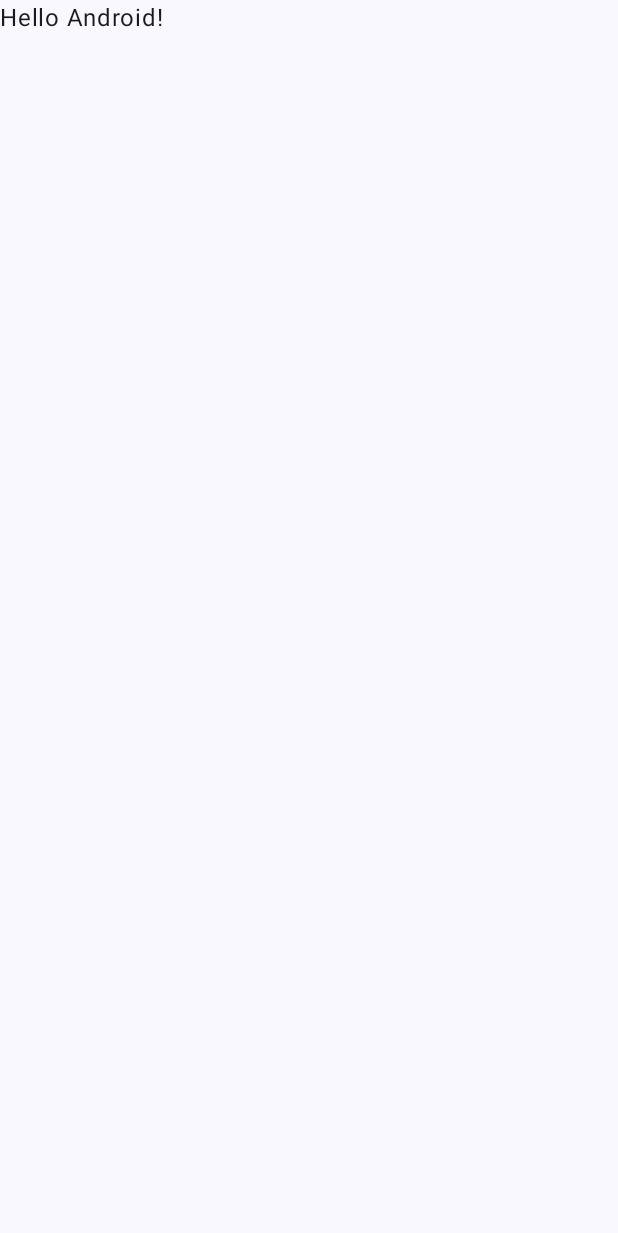
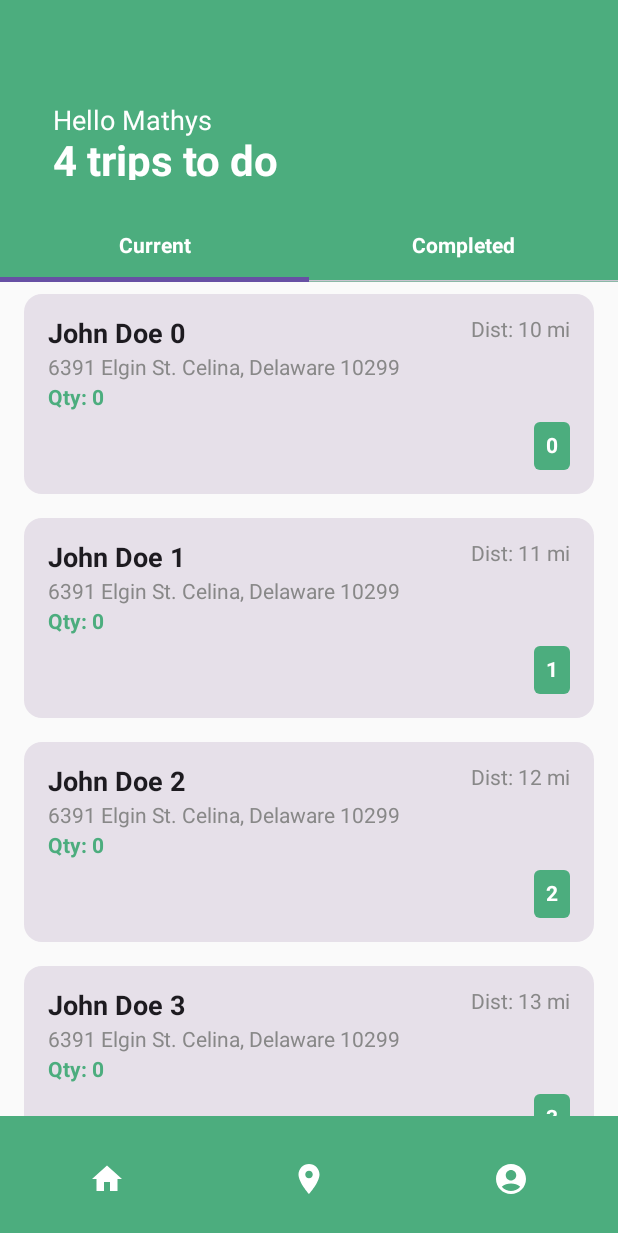
Before and after one commit to jkom4/grapes-microservices, an Android app built with Jetpack Compose: the screen it shows after launch (MainActivity), on a phone screen of 412 x 824 dp. Before the commit the part shown is almost empty. Shown: the top 1233 px of the screen. Run offline under Robolectric (Android 15) with nearby library versions, the phone set to English and light mode, and no system bars.

Commit message:
implementation of the frontend for the homepage and the product details page

```diff
--- a/mobile-cll/app/src/main/java/com/example/mobile_cll/MainActivity.kt
+++ b/mobile-cll/app/src/main/java/com/example/mobile_cll/MainActivity.kt
@@ -3,45 +3,24 @@ package com.example.mobile_cll
 import android.os.Bundle
 import androidx.activity.ComponentActivity
 import androidx.activity.compose.setContent
-import androidx.activity.enableEdgeToEdge
-import androidx.compose.foundation.layout.fillMaxSize
-import androidx.compose.foundation.layout.padding
-import androidx.compose.material3.Scaffold
-import androidx.compose.material3.Text
-import androidx.compose.runtime.Composable
-import androidx.compose.ui.Modifier
-import androidx.compose.ui.tooling.preview.Preview
-import com.example.mobile_cll.ui.theme.MobileCLLTheme
+import androidx.navigation.compose.NavHost
+import androidx.navigation.compose.composable
+import androidx.navigation.compose.rememberNavController
+import com.example.mobile_cll.view.HomeScreen
+import com.example.mobile_cll.view.TripDetailsScreen
 
 class MainActivity : ComponentActivity() {
     override fun onCreate(savedInstanceState: Bundle?) {
         super.onCreate(savedInstanceState)
-        enableEdgeToEdge()
         setContent {
-            MobileCLLTheme {
-                Scaffold(modifier = Modifier.fillMaxSize()) { innerPadding ->
-                    Greeting(
-                        name = "Android",
-                        modifier = Modifier.padding(innerPadding)
-                    )
+            val navController = rememberNavController()
+            NavHost(navController = navController, startDestination = "home") {
+                composable("home") { HomeScreen(navController) }
+                composable("trip_details/{id}") { backStackEntry ->
+                    TripDetailsScreen(navController)
                 }
             }
+
         }
     }
 }
-
-@Composable
-fun Greeting(name: String, modifier: Modifier = Modifier) {
-    Text(
-        text = "Hello $name!",
-        modifier = modifier
-    )
-}
-
-@Preview(showBackground = true)
-@Composable
-fun GreetingPreview() {
-    MobileCLLTheme {
-        Greeting("Android")
-    }
-}
--- /dev/null
+++ b/mobile-cll/app/src/main/java/com/example/mobile_cll/model/Order.kt
@@ -0,0 +1,8 @@
+package com.example.mobile_cll.model
+
+data class Order(
+    val id: String,
+    val productDescription: String,
+    val quantity: Int,
+    val tripId: String
+)
--- /dev/null
+++ b/mobile-cll/app/src/main/java/com/example/mobile_cll/model/Trip.kt
@@ -0,0 +1,8 @@
+package com.example.mobile_cll.model
+
+data class Trip(
+    val id: String,
+    val name: String,
+    val distance: String,
+    val address: String,
+)
--- /dev/null
+++ b/mobile-cll/app/src/main/java/com/example/mobile_cll/view/HomeScreen.kt
@@ -0,0 +1,82 @@
+package com.example.mobile_cll.view
+
+import androidx.compose.foundation.layout.*
+import androidx.compose.foundation.lazy.LazyColumn
+import androidx.compose.foundation.lazy.items
+import androidx.compose.material3.*
+import androidx.compose.runtime.Composable
+import androidx.compose.ui.Modifier
+import androidx.compose.ui.graphics.Color
+import androidx.compose.ui.text.TextStyle
+import androidx.compose.ui.text.font.FontWeight
+import androidx.compose.ui.Alignment
+import androidx.compose.ui.unit.dp
+import androidx.navigation.NavController
+import com.example.mobile_cll.model.Order
+import com.example.mobile_cll.model.Trip
+import com.example.mobile_cll.view.components.BottomNavigationBar
+import com.example.mobile_cll.view.components.TopSection
+import com.example.mobile_cll.view.components.TripCard
+
+@Composable
+fun HomeScreen(navController: NavController) {
+    val trips = List(10) { index ->
+        Trip(
+            id = "$index",
+            name = "John Doe $index",
+            distance = "${10 + index} mi",
+            address = "6391 Elgin St. Celina, Delaware 10299",
+        )
+    }
+
+    Column(modifier = Modifier.fillMaxSize()) {
+        TopSection()
+
+        TabRow(
+            selectedTabIndex = 0,
+            modifier = Modifier
+                .fillMaxWidth(),
+            containerColor = Color(0xFF4CAD7E),
+            contentColor = Color.White
+        ) {
+            Tab(
+                text = {
+                    Text(
+                        "Current",
+                        style = TextStyle(color = Color.White, fontWeight = FontWeight.Bold)
+                    )
+                },
+                selected = true,
+                onClick = {}
+            )
+            Tab(
+                text = {
+                    Text(
+                        "Completed",
+                        style = TextStyle(color = Color.White, fontWeight = FontWeight.Bold)
+                    )
+                },
+                selected = false,
+                onClick = {}
+            )
+        }
+
+        LazyColumn(modifier = Modifier.weight(1f)) {
+            items(trips) { trip ->
+                TripCard(trip = trip, orders = getOrdersForTrip(trip.id), navController = navController) // ✅ CORRECTION
+            }
+        }
+
+        BottomNavigationBar(navController)
+    }
+}
+
+fun getOrdersForTrip(tripId: String): List<Order> {
+    return orders.filter { it.tripId == tripId }
+}
+
+val orders = listOf(
+    Order(id = "1", tripId = "123", productDescription = "Product A", quantity = 10),
+    Order(id = "2", tripId = "123", productDescription = "Product B", quantity = 5),
+    Order(id = "3", tripId = "456", productDescription = "Product C", quantity = 8)
+)
--- /dev/null
+++ b/mobile-cll/app/src/main/java/com/example/mobile_cll/view/components/BottomNavigationBar.kt
@@ -0,0 +1,34 @@
+package com.example.mobile_cll.view.components
+
+import androidx.compose.foundation.layout.*
+import androidx.compose.material3.*
+import androidx.compose.material.icons.Icons
+import androidx.compose.material.icons.filled.Home
+import androidx.compose.material.icons.filled.LocationOn
+import androidx.compose.material.icons.filled.AccountCircle
+import androidx.compose.runtime.Composable
+import androidx.compose.ui.Alignment
+import androidx.compose.ui.Modifier
+import androidx.compose.ui.graphics.Color
+import androidx.navigation.NavController
+
+@Composable
+fun BottomNavigationBar(navController: NavController?) {
+    BottomAppBar(containerColor = Color(0xFF4CAD7E)) {
+        Row(
+            modifier = Modifier.fillMaxWidth(),
+            horizontalArrangement = Arrangement.SpaceAround,
+            verticalAlignment = Alignment.CenterVertically
+        ) {
+            IconButton(onClick = { navController?.navigate("home") }) {
+                Icon(Icons.Filled.Home, contentDescription = "Home", tint = Color.White)
+            }
+            IconButton(onClick = { navController?.navigate("map") }) {
+                Icon(Icons.Filled.LocationOn, contentDescription = "Map", tint = Color.White)
+            }
+            IconButton(onClick = { /* Action Language */ }) {
+                Icon(Icons.Filled.AccountCircle, contentDescription = "Account", tint = Color.White)
+            }
+        }
+    }
+}
--- /dev/null
+++ b/mobile-cll/app/src/main/java/com/example/mobile_cll/view/components/TopSection.kt
@@ -0,0 +1,28 @@
+package com.example.mobile_cll.view.components
+
+import androidx.compose.foundation.background
+import androidx.compose.foundation.layout.*
+import androidx.compose.material3.*
+import androidx.compose.runtime.Composable
+import androidx.compose.ui.Alignment
+import androidx.compose.ui.Modifier
+import androidx.compose.ui.graphics.Color
+import androidx.compose.ui.text.font.FontWeight
+import androidx.compose.ui.unit.dp
+import androidx.compose.ui.unit.sp
+
+@Composable
+fun TopSection() {
+    Column(
+        modifier = Modifier
+            .fillMaxWidth()
+            .background(Color(0xFF4CAD7E))
+            .height(140.dp)
+            .padding(horizontal = 35.dp, vertical = 20.dp),
+        horizontalAlignment = Alignment.Start
+    ) {
+        Spacer(modifier = Modifier.height(50.dp))
+        Text("Hello Mathys", fontSize = 18.sp, color = Color.White)
+        Text("4 trips to do", fontSize = 28.sp, fontWeight = FontWeight.Bold, color = Color.White)
+    }
+}
--- /dev/null
+++ b/mobile-cll/app/src/main/java/com/example/mobile_cll/view/components/TripCard.kt
@@ -0,0 +1,59 @@
+package com.example.mobile_cll.view.components
+
+import androidx.compose.foundation.background
+import androidx.compose.foundation.clickable
+import androidx.compose.foundation.layout.*
+import androidx.compose.foundation.shape.RoundedCornerShape
+import androidx.compose.material3.*
+import androidx.compose.runtime.Composable
+import androidx.compose.ui.Alignment
+import androidx.compose.ui.Modifier
+import androidx.compose.ui.graphics.Color
+import androidx.compose.ui.text.font.FontWeight
+import androidx.compose.ui.unit.dp
+import androidx.compose.ui.unit.sp
+import androidx.navigation.NavController
+import com.example.mobile_cll.model.Order
+import com.example.mobile_cll.model.Trip
+
+@Composable
+fun TripCard(trip: Trip, orders: List<Order>, navController: NavController) {
+    // 🔹 Calcul du total des quantités de produits commandés
+    val totalQuantity = orders.filter { it.tripId == trip.id }.sumOf { it.quantity }
+
+    Card(
+        shape = RoundedCornerShape(12.dp),
+        modifier = Modifier
+            .fillMaxWidth()
+            .padding(horizontal = 16.dp, vertical = 8.dp)
+            .clickable { navController.navigate("trip_details/${trip.id}") }
+    ) {
+        Column(modifier = Modifier.padding(16.dp)) {
+            Row(horizontalArrangement = Arrangement.SpaceBetween, modifier = Modifier.fillMaxWidth()) {
+                Text(text = trip.name, fontWeight = FontWeight.Bold, fontSize = 18.sp)
+                Text(text = "Dist: ${trip.distance}", fontSize = 14.sp, color = Color.Gray)
+            }
+            Spacer(modifier = Modifier.height(4.dp))
+
+            Text(text = trip.address, fontSize = 14.sp, color = Color.Gray)
+            Spacer(modifier = Modifier.height(4.dp))
+
+            Text(
+                text = "Qty: $totalQuantity",
+                fontSize = 14.sp,
+                fontWeight = FontWeight.Bold,
+                color = Color(0xFF4CAD7E)
+            )
+            Spacer(modifier = Modifier.height(8.dp))
+
+            Box(
+                modifier = Modifier
+                    .background(Color(0xFF4CAD7E), shape = RoundedCornerShape(4.dp))
+                    .padding(8.dp)
+                    .align(Alignment.End)
+            ) {
+                Text(text = trip.id, color = Color.White, fontWeight = FontWeight.Bold)
+            }
+        }
+    }
+}
--- a/mobile-cll/gradle/libs.versions.toml
+++ b/mobile-cll/gradle/libs.versions.toml
@@ -8,6 +8,7 @@ espressoCore = "3.6.1"
 lifecycleRuntimeKtx = "2.8.7"
 activityCompose = "1.10.1"
 composeBom = "2024.04.01"
+activityKtx = "1.10.1"
 
 [libraries]
 androidx-core-ktx = { group = "androidx.core", name = "core-ktx", version.ref = "coreKtx" }
@@ -24,6 +25,7 @@ androidx-ui-tooling-preview = { group = "androidx.compose.ui", name = "ui-toolin
 androidx-ui-test-manifest = { group = "androidx.compose.ui", name = "ui-test-manifest" }
 androidx-ui-test-junit4 = { group = "androidx.compose.ui", name = "ui-test-junit4" }
 androidx-material3 = { group = "androidx.compose.material3", name = "material3" }
+androidx-activity-ktx = { group = "androidx.activity", name = "activity-ktx", version.ref = "activityKtx" }
 
 [plugins]
 android-application = { id = "com.android.application", version.ref = "agp" }
```
Also changed, not shown: mobile-cll/app/build.gradle.kts (+7 -0 lines), mobile-cll/app/src/main/AndroidManifest.xml (+5 -4 lines), mobile-cll/app/src/main/java/com/example/mobile_cll/view/TripDetailsScreen.kt (added, +87 -0 lines), mobile-cll/app/src/main/java/com/example/mobile_cll/view/components/OrderCard.kt (added, +64 -0 lines), mobile-cll/app/src/main/java/com/example/mobile_cll/view/components/TopSectionDetails.kt (added, +44 -0 lines), mobile-cll/app/src/main/java/com/example/mobile_cll/view/components/TripInfoCard.kt (added, +82 -0 lines), mobile-cll/app/src/main/java/com/example/mobile_cll/viewmodel/HomeViewModel.kt (added, +20 -0 lines), mobile-cll/app/src/main/java/com/example/mobile_cll/viewmodel/TripDetailViewModel.kt (added, +52 -0 lines), 1 other file.
